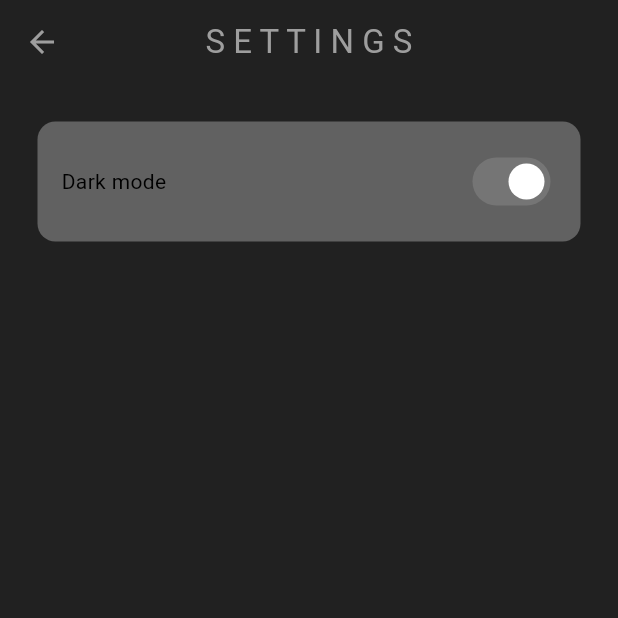
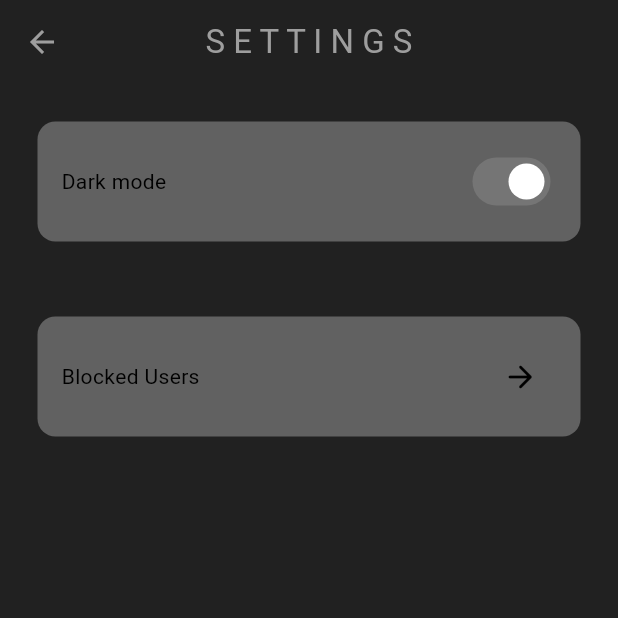
Before and after one commit to JaswanthJHK/chat_application, a Flutter app: the screen it shows once a user with an empty profile is signed in, in the side drawer, after a tap on "S E T T I N G S", on a phone screen of 412 x 824 dp, the top half of it. Run offline on Flutter 3.47's test engine with Material 3 defaults, Android fonts, the phone set to English and light mode, and no system bars; our stand-ins replace cloud_firestore, firebase_auth, firebase_core; accounts and stored records are empty.

Commit message:
app almost completed

```diff
--- a/lib/presentation/pages/chat_page_section/widgets/chat_bubble.dart
+++ b/lib/presentation/pages/chat_page_section/widgets/chat_bubble.dart
@@ -133,8 +133,13 @@ class ChatBubble extends StatelessWidget {
           ),
           TextButton(
             onPressed: () {
+              // blocking user
               ChatServices().blockUser(userId);
+              // dismiss dialog
               Navigator.pop(context);
+              // dismiss page
+              Navigator.pop(context);
+
               ScaffoldMessenger.of(context).showSnackBar(
                 const SnackBar(
                   content: Text("User Blocked"),
--- a/lib/presentation/pages/settings_page.dart
+++ b/lib/presentation/pages/settings_page.dart
@@ -1,4 +1,6 @@
 import 'package:chat_app_firebase/constants/colors.dart';
+import 'package:chat_app_firebase/constants/sizes.dart';
+import 'package:chat_app_firebase/presentation/pages/blocked_users_page.dart';
 import 'package:chat_app_firebase/presentation/themes/theme_provider.dart';
 import 'package:flutter/material.dart';
 import 'package:provider/provider.dart';
@@ -16,7 +18,10 @@ class SettingsPage extends StatelessWidget {
           backgroundColor: Colors.transparent,
           foregroundColor: AppColour.grey,
         ),
-        body: Container(
+        body: Column(
+          children: [
+            // Dark mode toggle
+            Container(
               decoration: BoxDecoration(
                 borderRadius: BorderRadius.circular(12),
                 color: Theme.of(context).colorScheme.secondary,
@@ -36,6 +41,40 @@ class SettingsPage extends StatelessWidget {
                   )
                 ],
               ),
+            ),
+            //  Appsizes.sizeTwentyFive,
+            GestureDetector(
+              onTap: () => Navigator.push(
+                context,
+                MaterialPageRoute(
+                  builder: (context) => BlockedUsersPage(),
+                ),
+              ),
+              child: Container(
+                decoration: BoxDecoration(
+                  borderRadius: BorderRadius.circular(12),
+                  color: Theme.of(context).colorScheme.secondary,
+                ),
+                padding: const EdgeInsets.all(16),
+                margin: const EdgeInsets.all(25),
+                child: Row(
+                  mainAxisAlignment: MainAxisAlignment.spaceBetween,
+                  children: [
+                    const Text("Blocked Users"),
+                    IconButton(
+                      onPressed: () => Navigator.push(
+                        context,
+                        MaterialPageRoute(
+                          builder: (context) => BlockedUsersPage(),
+                        ),
+                      ),
+                      icon: const Icon(Icons.arrow_forward_rounded),
+                    ),
+                  ],
+                ),
+              ),
+            ),
+          ],
         ));
   }
 }
```
Also changed, not shown: lib/presentation/pages/blocked_users_page.dart (added, +105 -0 lines). Lines whose indentation alone changed are shown as unchanged.
